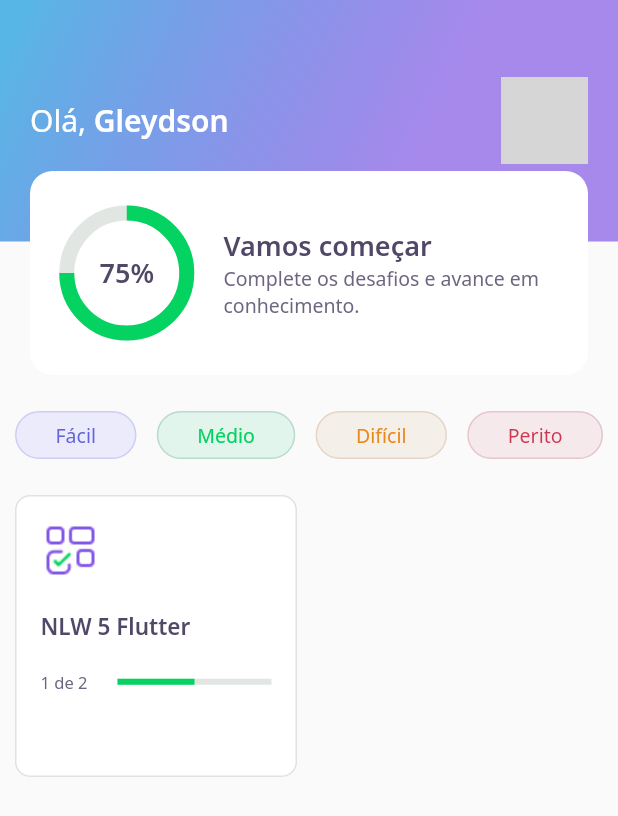
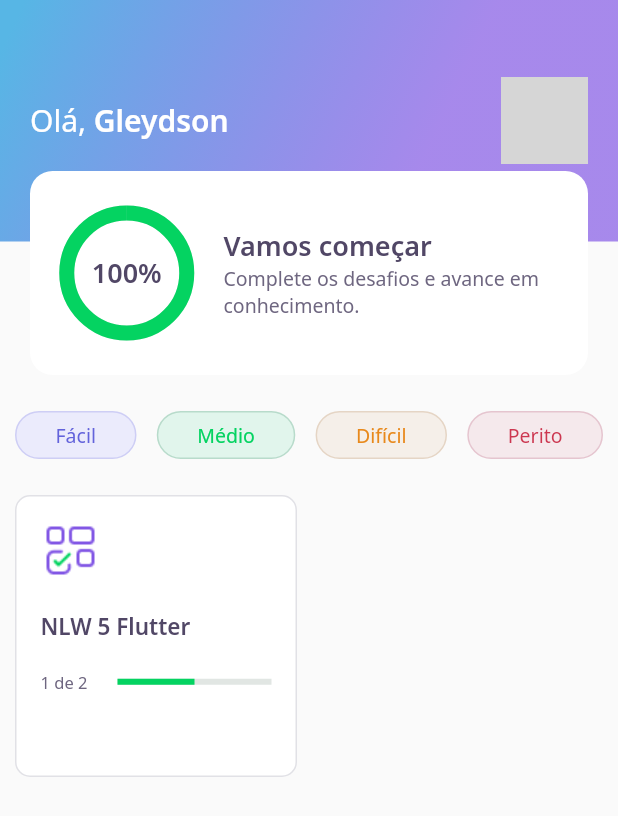
Before and after one commit to GleydsonMS/nlw5-flutter, a Flutter app: the screen it shows after launch, on a phone screen of 412 x 824 dp. Shown: the top 816 px of the screen. Run offline on Flutter 3.47's test engine with Material 2 defaults, Android fonts, the phone set to English and light mode, and no system bars; our stand-ins replace google_fonts, share_plus; accounts and stored records are empty; network calls fail; grey boxes are pictures that could not be loaded.

Commit message:
lesson 05

```diff
--- a/assets/database/user.json
+++ b/assets/database/user.json
@@ -1,5 +1,5 @@
 {
     "name": "Gleydson",
-    "score": 75,
+    "score": 100,
     "photoUrl": "https://avatars.githubusercontent.com/u/8749369?v=4"
 }
--- a/lib/challenge/challenge_controller.dart
+++ b/lib/challenge/challenge_controller.dart
@@ -4,4 +4,6 @@ class ChallengeController {
   final curreentPageNotifier = ValueNotifier<int>(1);
   int get currentPage => curreentPageNotifier.value;
   set currentPage(int value) => curreentPageNotifier.value = value;
+
+  int qtdAnswerRight = 0;
 }
--- a/lib/challenge/widgets/answer/answer_widget.dart
+++ b/lib/challenge/widgets/answer/answer_widget.dart
@@ -7,7 +7,7 @@ class AnswerWidget extends StatelessWidget {
   final AnswerModel answer;
   final bool isSelected;
   final bool disabled;
-  final VoidCallback onTap;
+  final ValueChanged<bool> onTap;
 
   const AnswerWidget({
     Key? key,
@@ -41,7 +41,9 @@ class AnswerWidget extends StatelessWidget {
       child: IgnorePointer(
         ignoring: disabled,
         child: GestureDetector(
-          onTap: onTap,
+          onTap: () {
+            onTap(answer.isRight);
+          },
           child: Container(
               padding: EdgeInsets.all(16),
               decoration: BoxDecoration(
--- a/lib/core/app_widget.dart
+++ b/lib/core/app_widget.dart
@@ -1,5 +1,4 @@
-import 'package:DevQuiz/challenge/challenge_page.dart';
-import 'package:DevQuiz/home/home_page.dart';
+import 'package:DevQuiz/splash/splash_page.dart';
 import 'package:flutter/material.dart';
 
 class AppWidget extends StatelessWidget {
@@ -7,7 +6,7 @@ class AppWidget extends StatelessWidget {
   Widget build(BuildContext context) {
     return MaterialApp(
       title: "DevQuiz",
-      home: HomePage(),
+      home: SplashPage(),
     );
   }
 }
--- a/lib/home/home_page.dart
+++ b/lib/home/home_page.dart
@@ -75,6 +75,7 @@ class _HomePageState extends State<HomePage> {
                                     MaterialPageRoute(
                                         builder: (context) => ChallengePage(
                                               questions: e.questions,
+                                              title: e.title,
                                             )));
                               },
                             ))
--- a/lib/home/widgets/appbar/app_bar_widget.dart
+++ b/lib/home/widgets/appbar/app_bar_widget.dart
@@ -41,7 +41,10 @@ class AppBarWidget extends PreferredSize {
                     ),
                   ),
                   Align(
-                      alignment: Alignment(0.0, 1.0), child: ScoreCardWidget())
+                      alignment: Alignment(0.0, 1.0),
+                      child: ScoreCardWidget(
+                        percent: user.score / 100,
+                      ))
                 ],
               ),
             ));
--- a/lib/home/widgets/chart/chart_widget.dart
+++ b/lib/home/widgets/chart/chart_widget.dart
@@ -1,14 +1,47 @@
+import 'package:flutter/material.dart';
+
 import 'package:DevQuiz/core/app_colors.dart';
 import 'package:DevQuiz/core/core.dart';
-import 'package:flutter/material.dart';
 
-class ChartWidget extends StatelessWidget {
+class ChartWidget extends StatefulWidget {
+  final double percent;
+
+  const ChartWidget({
+    Key? key,
+    required this.percent,
+  }) : super(key: key);
+
+  @override
+  _ChartWidgetState createState() => _ChartWidgetState();
+}
+
+class _ChartWidgetState extends State<ChartWidget>
+    with SingleTickerProviderStateMixin {
+  late AnimationController _controller;
+  late Animation<double> _animation;
+
+  void _initAnimation() {
+    _controller =
+        AnimationController(vsync: this, duration: Duration(seconds: 3));
+    _animation =
+        Tween<double>(begin: 0.0, end: widget.percent).animate(_controller);
+    _controller.forward();
+  }
+
+  @override
+  void initState() {
+    _initAnimation();
+    super.initState();
+  }
+
   @override
   Widget build(BuildContext context) {
     return Container(
       height: 80,
       width: 80,
-      child: Stack(
+      child: AnimatedBuilder(
+        animation: _animation,
+        builder: (context, _) => Stack(
           children: [
             Center(
               child: Container(
@@ -16,7 +49,7 @@ class ChartWidget extends StatelessWidget {
                 width: 80,
                 child: CircularProgressIndicator(
                   strokeWidth: 10,
-                value: 0.75,
+                  value: _animation.value,
                   backgroundColor: AppColors.chartSecondary,
                   valueColor:
                       AlwaysStoppedAnimation<Color>(AppColors.chartPrimary),
@@ -25,12 +58,13 @@ class ChartWidget extends StatelessWidget {
             ),
             Center(
               child: Text(
-              "75%",
+                "${(_animation.value * 100).toInt()}%",
                 style: AppTextStyles.heading,
               ),
             )
           ],
         ),
+      ),
     );
   }
 }
--- a/lib/home/widgets/score_card/score_card_widget.dart
+++ b/lib/home/widgets/score_card/score_card_widget.dart
@@ -1,10 +1,16 @@
-import 'package:DevQuiz/home/widgets/chart/chart_widget.dart';
+import 'package:flutter/material.dart';
+
 import 'package:DevQuiz/core/app_colors.dart';
 import 'package:DevQuiz/core/core.dart';
-import 'package:flutter/material.dart';
+import 'package:DevQuiz/home/widgets/chart/chart_widget.dart';
 
 class ScoreCardWidget extends StatelessWidget {
-  const ScoreCardWidget({Key? key}) : super(key: key);
+  final double percent;
+
+  const ScoreCardWidget({
+    Key? key,
+    required this.percent,
+  }) : super(key: key);
 
   @override
   Widget build(BuildContext context) {
@@ -19,7 +25,11 @@ class ScoreCardWidget extends StatelessWidget {
           child: Row(
             crossAxisAlignment: CrossAxisAlignment.center,
             children: [
-              Expanded(flex: 1, child: ChartWidget()),
+              Expanded(
+                  flex: 1,
+                  child: ChartWidget(
+                    percent: percent,
+                  )),
               Expanded(
                 flex: 3,
                 child: Padding(
--- a/lib/splash/splash_page.dart
+++ b/lib/splash/splash_page.dart
@@ -1,10 +1,15 @@
 import 'package:DevQuiz/core/app_gradients.dart';
 import 'package:DevQuiz/core/core.dart';
+import 'package:DevQuiz/home/home_page.dart';
 import 'package:flutter/material.dart';
 
 class SplashPage extends StatelessWidget {
   @override
   Widget build(BuildContext context) {
+    Future.delayed(Duration(seconds: 2)).then((_) => Navigator.pushReplacement(
+          context,
+          MaterialPageRoute(builder: (context) => HomePage()),
+        ));
     return Scaffold(
       body: Container(
         decoration: BoxDecoration(gradient: AppGradients.linear),
--- a/pubspec.yaml
+++ b/pubspec.yaml
@@ -10,6 +10,7 @@ dependencies:
     sdk: flutter
   cupertino_icons: ^1.0.2
   google_fonts: ^2.0.0
+  share_plus: ^2.0.1
 
 dev_dependencies:
   flutter_test:
```
Also changed, not shown: lib/challenge/challenge_page.dart (+19 -2 lines), lib/challenge/widgets/next_button/next_button_widget.dart (+17 -4 lines), lib/challenge/widgets/quiz/quiz_widget.dart (+4 -4 lines), lib/result/result_page.dart (added, +96 -0 lines), pubspec.lock. Lines whose indentation alone changed are shown as unchanged.
